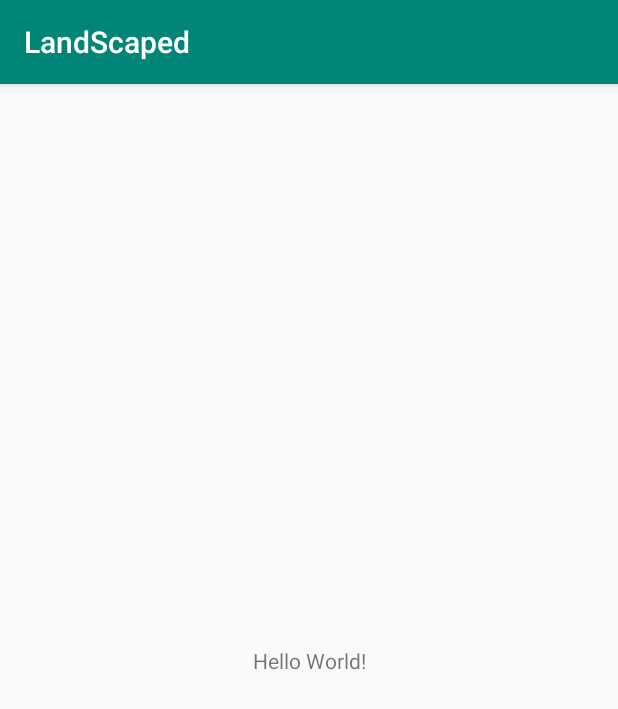
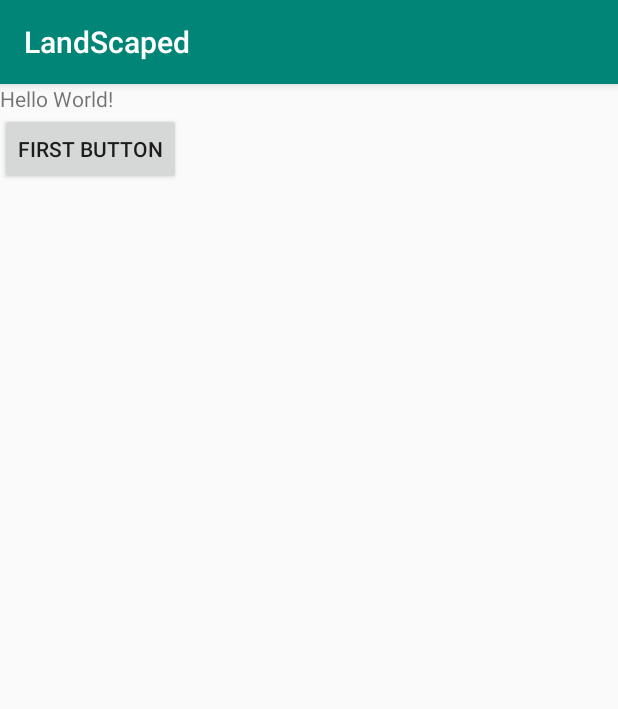
Before and after one commit to gsayre/LandScaped-Game, an Android app: the screen it shows after launch (MainActivity), on a phone screen of 412 x 824 dp. Shown: the top 709 px of the screen. Run offline under Robolectric (Android 15) with nearby library versions, the phone set to English and light mode, and no system bars.

Commit message:
GS added button to xml

```diff
--- a/app/src/main/res/layout/activity_main.xml
+++ b/app/src/main/res/layout/activity_main.xml
@@ -1,9 +1,10 @@
 <?xml version="1.0" encoding="utf-8"?>
-<android.support.constraint.ConstraintLayout xmlns:android="http://schemas.android.com/apk/res/android"
+<LinearLayout xmlns:android="http://schemas.android.com/apk/res/android"
     xmlns:app="http://schemas.android.com/apk/res-auto"
     xmlns:tools="http://schemas.android.com/tools"
     android:layout_width="match_parent"
     android:layout_height="match_parent"
+    android:orientation="vertical"
     tools:context=".MainActivity">
 
     <TextView
@@ -15,4 +16,9 @@
         app:layout_constraintRight_toRightOf="parent"
         app:layout_constraintTop_toTopOf="parent" />
 
-</android.support.constraint.ConstraintLayout>
+    <Button
+        android:layout_width="wrap_content"
+        android:layout_height="wrap_content"
+        android:text="First button"/>
+
+</LinearLayout>
```
